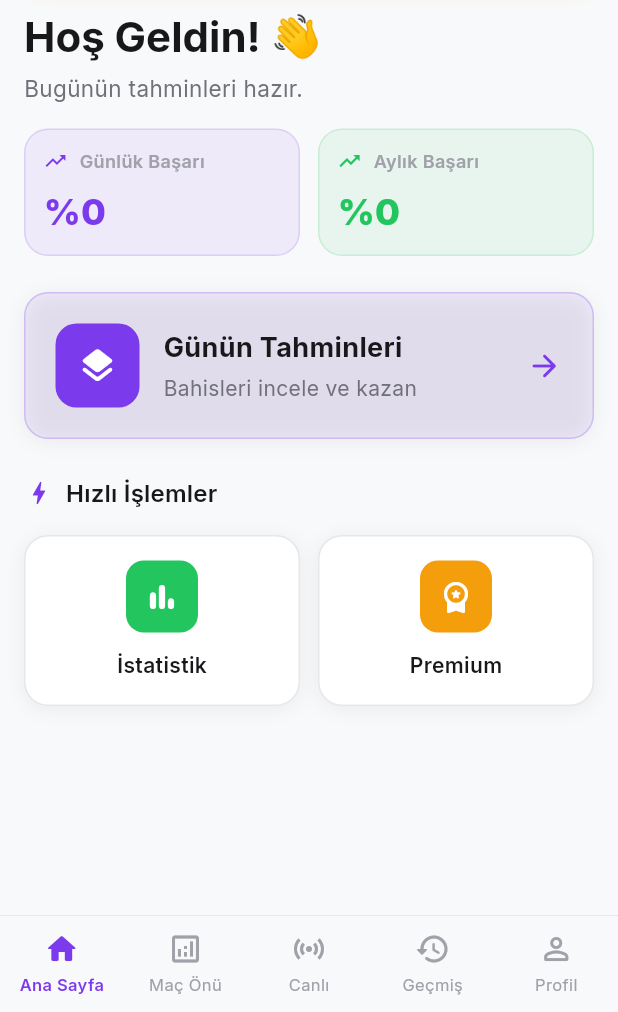
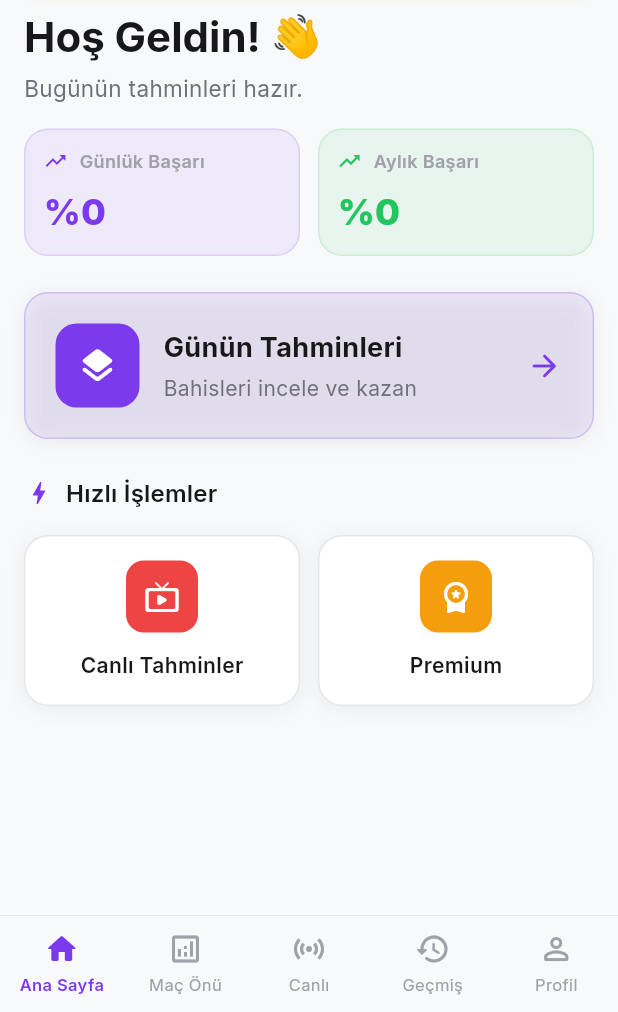
Before and after one commit to p0wz/goalify-ai, a Flutter app: the DashboardScreen screen opened by its route, on a phone screen of 412 x 824 dp, the part 224-1236 px from its top. Run offline on Flutter 3.47's test engine with Material 3 defaults, Android fonts, the phone set to English and light mode, and no system bars; drawn by our look-alikes of flutter_animate; our stand-ins replace dio, firebase_auth, firebase_core, flutter_riverpod, flutter_secure_storage, go_router and 3 more; missing offline and left inert: purchases_flutter; accounts and stored records are empty; network calls fail; project files that could hold a hidden picture were left out.

Commit message:
Feat: Add Live shortcut and fix History Preview data

```diff
--- a/sentio_app/lib/presentation/screens/dashboard/dashboard_screen.dart
+++ b/sentio_app/lib/presentation/screens/dashboard/dashboard_screen.dart
@@ -293,10 +293,10 @@ class _DashboardScreenState extends ConsumerState<DashboardScreen> {
             Expanded(
               child: _buildActionCard(
                 context,
-                icon: Icons.bar_chart_rounded,
-                label: 'İstatistik',
-                color: AppColors.success,
-                onTap: () => context.go('/stats'),
+                icon: Icons.live_tv_rounded,
+                label: 'Canlı Tahminler',
+                color: AppColors.error,
+                onTap: () => context.go('/live'),
               ),
             ),
             const SizedBox(width: AppSpacing.md),
@@ -345,8 +345,8 @@ class _DashboardScreenState extends ConsumerState<DashboardScreen> {
   }
 
   Widget _buildLiveHistoryPreview(BuildContext context, WidgetRef ref) {
-    final state = ref.watch(liveSignalsProvider);
-    final history = state.historySignals.take(5).toList(); // Show top 5 history
+    final state = ref.watch(liveHistoryProvider);
+    final history = state.signals.take(5).toList(); // Show top 5 history
 
     if (history.isEmpty) return const SizedBox.shrink();
 
```
